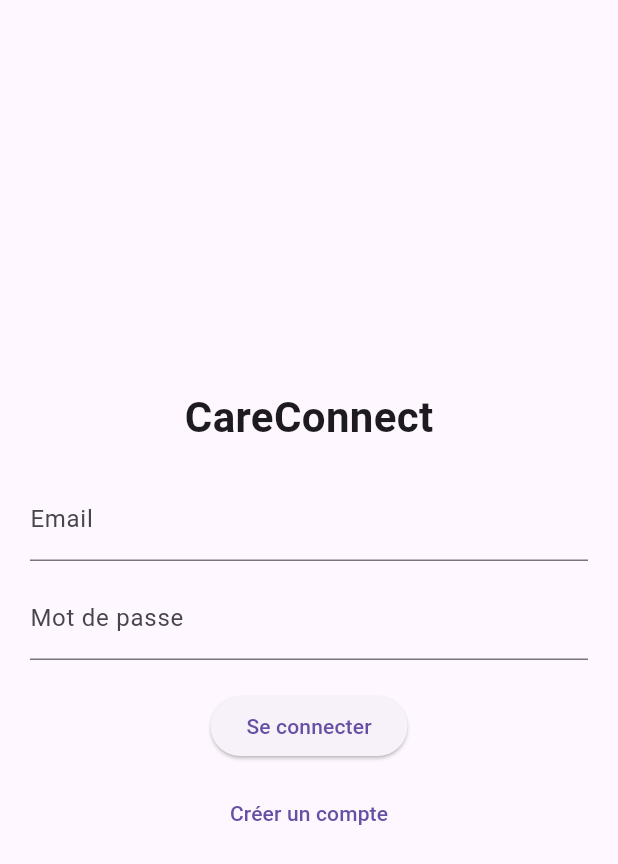
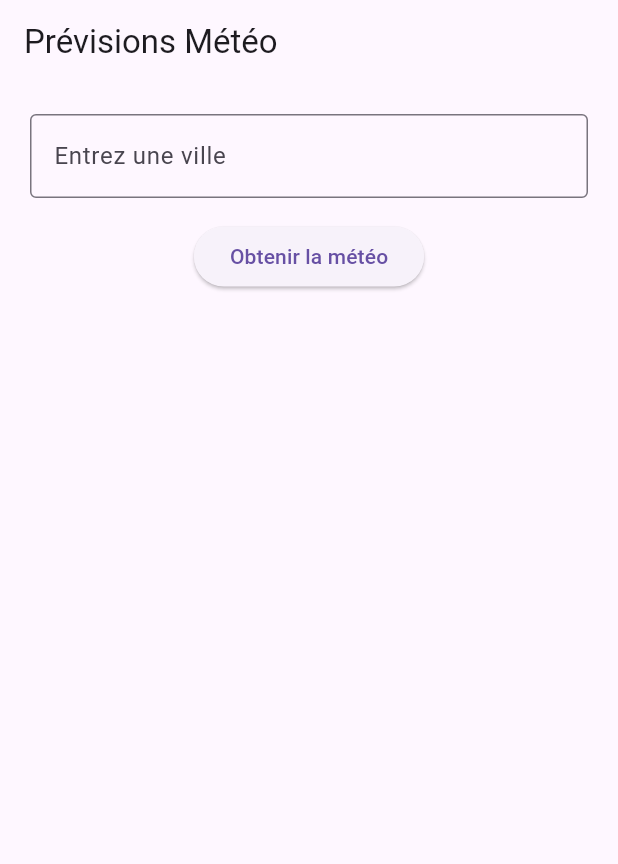
Before and after one commit to wilgaslove/activite5, a Flutter app: the screen it shows after launch, on a phone screen of 412 x 824 dp. Shown: the top 864 px of the screen. Run offline on Flutter 3.47's test engine with Material 3 defaults, Android fonts, the phone set to English and light mode, and no system bars; our stand-ins replace cloud_firestore, firebase_auth; accounts and stored records are empty.

Commit message:
projet final

```diff
--- a/lib/main.dart
+++ b/lib/main.dart
@@ -1,20 +1,149 @@
 import 'package:flutter/material.dart';
-import 'package:firebase_core/firebase_core.dart';
-import 'screens/login_screen.dart';
+import 'package:http/http.dart' as http;
+import 'dart:convert';
 
-void main() async {
-  WidgetsFlutterBinding.ensureInitialized();
-  await Firebase.initializeApp();
-  runApp(CareConnectApp());
+void main() {
+  runApp(MonApplication());
 }
 
-class CareConnectApp extends StatelessWidget {
+// ------------------------------------------------------------
+// Classe 1 : MonApplication
+// ------------------------------------------------------------
+class MonApplication extends StatelessWidget {
   @override
   Widget build(BuildContext context) {
     return MaterialApp(
-      title: 'CareConnect',
-      theme: ThemeData(primarySwatch: Colors.blue),
-      home: LoginScreen(),
+      title: 'Application Météo',
+      theme: ThemeData(
+        primarySwatch: Colors.blue,
+      ),
+      home: PrevisionInterface(),
     );
   }
 }
+
+// ------------------------------------------------------------
+// Classe 2 : PrevisionInterface
+// ------------------------------------------------------------
+class PrevisionInterface extends StatefulWidget {
+  @override
+  _PrevisionInterfaceState createState() => _PrevisionInterfaceState();
+}
+
+class _PrevisionInterfaceState extends State<PrevisionInterface> {
+  final TextEditingController _villeController = TextEditingController();
+
+  bool _isLoading = false;
+  Map<String, dynamic>? _DonneesMeteo;
+
+  // Méthode de récupération des données depuis OpenWeather
+  Future<void> _RecupererDonnees() async {
+    final ville = _villeController.text.trim();
+    if (ville.isEmpty) return;
+
+    setState(() {
+      _isLoading = true;
+    });
+
+    const String apiKey = "YOUR_API_KEY";
+    final url =
+        "https://api.openweathermap.org/data/2.5/weather?q=$ville&appid=$apiKey&units=metric&lang=fr";
+
+    try {
+      final response = await http.get(Uri.parse(url));
+
+      if (response.statusCode == 200) {
+        setState(() {
+          _DonneesMeteo = json.decode(response.body);
+        });
+      } else {
+        setState(() {
+          _DonneesMeteo = null;
+        });
+        ScaffoldMessenger.of(context).showSnackBar(
+          SnackBar(content: Text("Ville introuvable ou erreur API.")),
+        );
+      }
+    } catch (e) {
+      ScaffoldMessenger.of(context).showSnackBar(
+        SnackBar(content: Text("Erreur réseau")),
+      );
+    }
+
+    setState(() {
+      _isLoading = false;
+    });
+  }
+
+  // Interface
+  @override
+  Widget build(BuildContext context) {
+    return Scaffold(
+      appBar: AppBar(
+        title: Text("Prévisions Météo"),
+      ),
+      body: Padding(
+        padding: const EdgeInsets.all(20),
+        child: Column(
+          children: [
+            TextField(
+              controller: _villeController,
+              decoration: InputDecoration(
+                labelText: "Entrez une ville",
+                border: OutlineInputBorder(),
+              ),
+            ),
+            SizedBox(height: 15),
+
+            // Bouton
+            ElevatedButton(
+              onPressed: _RecupererDonnees,
+              child: Text("Obtenir la météo"),
+            ),
+
+            SizedBox(height: 20),
+
+            // Chargement
+            if (_isLoading) CircularProgressIndicator(),
+
+            // Données météo
+            if (!_isLoading && _DonneesMeteo != null)
+              DonneesMeteoWidget(donneesMeteo: _DonneesMeteo!),
+          ],
+        ),
+      ),
+    );
+  }
+}
+
+// ------------------------------------------------------------
+// Classe 3 : DonneesMeteoWidget
+// ------------------------------------------------------------
+class DonneesMeteoWidget extends StatelessWidget {
+  final Map<String, dynamic> donneesMeteo;
+
+  DonneesMeteoWidget({required this.donneesMeteo});
+
+  @override
+  Widget build(BuildContext context) {
+    final temperature = donneesMeteo["main"]["temp"];
+    final description = donneesMeteo["weather"][0]["description"];
+
+    return Card(
+      elevation: 4,
+      margin: EdgeInsets.only(top: 20),
+      child: Padding(
+        padding: const EdgeInsets.all(15.0),
+        child: Column(
+          children: [
+            Text("Température : $temperature °C",
+                style: TextStyle(fontSize: 20)),
+            SizedBox(height: 10),
+            Text("Description : $description",
+                style: TextStyle(fontSize: 18)),
+          ],
+        ),
+      ),
+    );
+  }
+}
```
